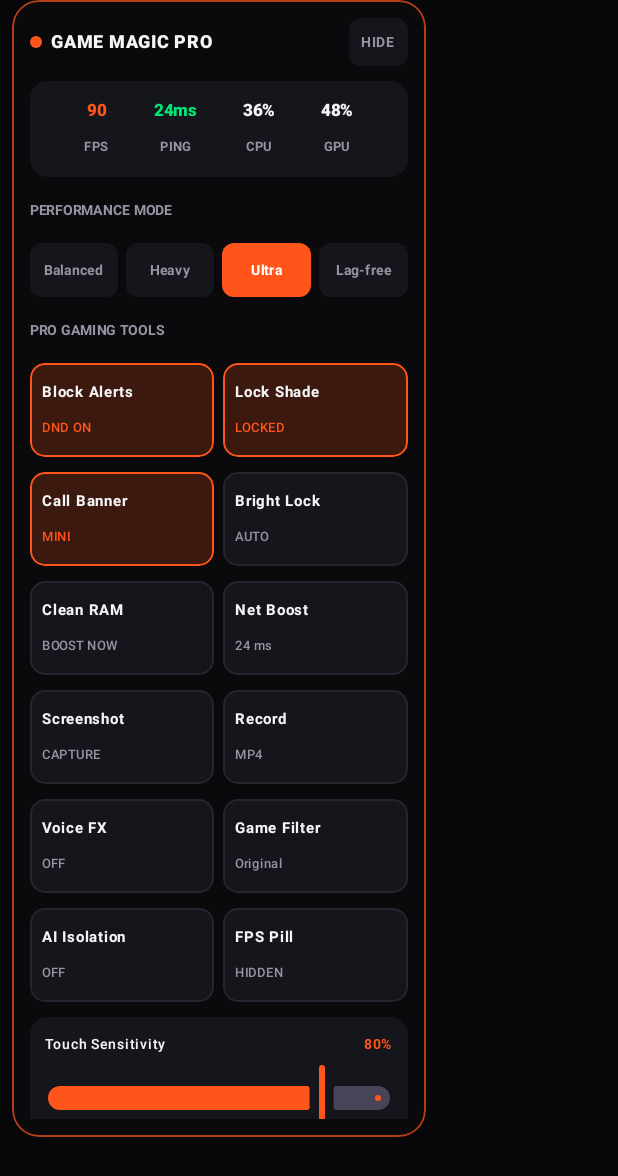
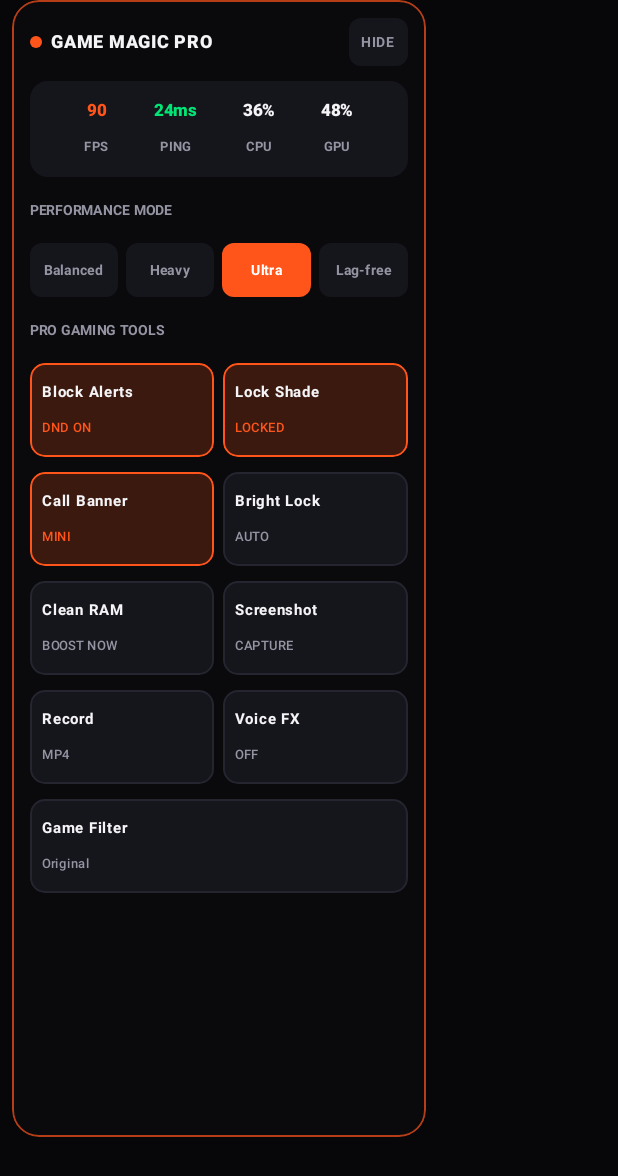
Before and after one commit to coolcrazy4419-ai/Game-magic, an Android app built with Jetpack Compose: the composable CompactSwipeUpSidebar called with empty values, on a phone screen of 412 x 824 dp. Shown: the top 1176 px of the screen. Run offline under Robolectric (Android 15) with nearby library versions, the phone set to English and light mode, and no system bars.

Commit message:
Update CompactSwipeUpSidebar.kt

```diff
--- a/app/src/main/java/com/example/ui/components/CompactSwipeUpSidebar.kt
+++ b/app/src/main/java/com/example/ui/components/CompactSwipeUpSidebar.kt
@@ -8,8 +8,6 @@ import androidx.compose.foundation.rememberScrollState
 import androidx.compose.foundation.shape.CircleShape
 import androidx.compose.foundation.shape.RoundedCornerShape
 import androidx.compose.foundation.verticalScroll
-import androidx.compose.material3.Slider
-import androidx.compose.material3.SliderDefaults
 import androidx.compose.material3.Text
 import androidx.compose.runtime.Composable
 import androidx.compose.ui.Alignment
@@ -181,76 +179,35 @@ fun CompactSwipeUpSidebar(
 
             ToggleTile(
                 modifier = Modifier.weight(1f),
-                title = "Net Boost",
-                subtitle = "${hw.pingMs} ms",
-                active = false
-            ) { onAction(MagicSidebarAction.NetworkBoostNow) }
-        }
-
-        Row(Modifier.fillMaxWidth(), horizontalArrangement = Arrangement.spacedBy(6.dp)) {
-            ToggleTile(
-                modifier = Modifier.weight(1f),
                 title = "Screenshot",
                 subtitle = "CAPTURE",
                 active = false
             ) { onAction(MagicSidebarAction.TakeScreenshot) }
+        }
 
+        Row(Modifier.fillMaxWidth(), horizontalArrangement = Arrangement.spacedBy(6.dp)) {
             ToggleTile(
                 modifier = Modifier.weight(1f),
                 title = "Record",
                 subtitle = if (rmState.isRecording) "REC ${rmState.recordingSeconds}s" else "MP4",
                 active = rmState.isRecording
             ) { onAction(MagicSidebarAction.ToggleScreenRecording) }
-        }
 
-        Row(Modifier.fillMaxWidth(), horizontalArrangement = Arrangement.spacedBy(6.dp)) {
             ToggleTile(
                 modifier = Modifier.weight(1f),
                 title = "Voice FX",
                 subtitle = if (rmState.voiceChanger) "ACTIVE" else "OFF",
                 active = rmState.voiceChanger
             ) { onAction(MagicSidebarAction.ToggleVoiceChanger(!rmState.voiceChanger)) }
+        }
 
+        Row(Modifier.fillMaxWidth(), horizontalArrangement = Arrangement.spacedBy(6.dp)) {
             ToggleTile(
                 modifier = Modifier.weight(1f),
                 title = "Game Filter",
                 subtitle = rmState.filter.label,
                 active = rmState.filter.ordinal != 0
             ) { onAction(MagicSidebarAction.CycleFilter) }
-        }
-
-        Row(Modifier.fillMaxWidth(), horizontalArrangement = Arrangement.spacedBy(6.dp)) {
-            ToggleTile(
-                modifier = Modifier.weight(1f),
-                title = "AI Isolation",
-                subtitle = if (rmState.aiIsolation) "ON" else "OFF",
-                active = rmState.aiIsolation
-            ) { onAction(MagicSidebarAction.ToggleAiIsolation(!rmState.aiIsolation)) }
-
-            ToggleTile(
-                modifier = Modifier.weight(1f),
-                title = "FPS Pill",
-                subtitle = if (rmState.showMiniFpsCounter) "SHOWN" else "HIDDEN",
-                active = rmState.showMiniFpsCounter
-            ) { onAction(MagicSidebarAction.ToggleMiniFpsCounter(!rmState.showMiniFpsCounter)) }
-        }
-
-        Column(
-            modifier = Modifier
-                .fillMaxWidth()
-                .clip(RoundedCornerShape(12.dp))
-                .background(tileBg)
-                .padding(horizontal = 10.dp, vertical = 6.dp)
-        ) {
-            Row(Modifier.fillMaxWidth(), horizontalArrangement = Arrangement.SpaceBetween) {
-                Text("Touch Sensitivity", color = textPrimary, fontSize = 9.5.sp, fontWeight = FontWeight.SemiBold)
-                Text("${(rmState.touchSensitivity * 100).toInt()}%", color = accentOrange, fontSize = 9.5.sp, fontWeight = FontWeight.Bold)
-            }
-            Slider(
-                value = rmState.touchSensitivity,
-                onValueChange = { onAction(MagicSidebarAction.SetTouchSensitivity(it)) },
-                colors = SliderDefaults.colors(thumbColor = accentOrange, activeTrackColor = accentOrange)
-            )
         }
     }
 }
```
